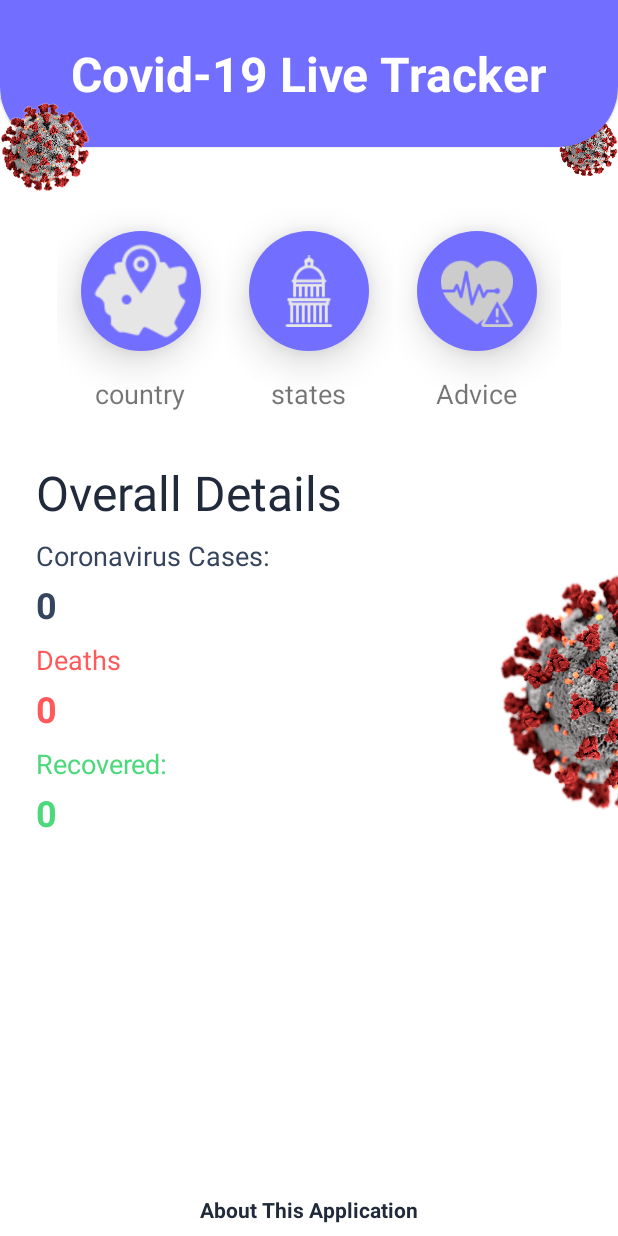
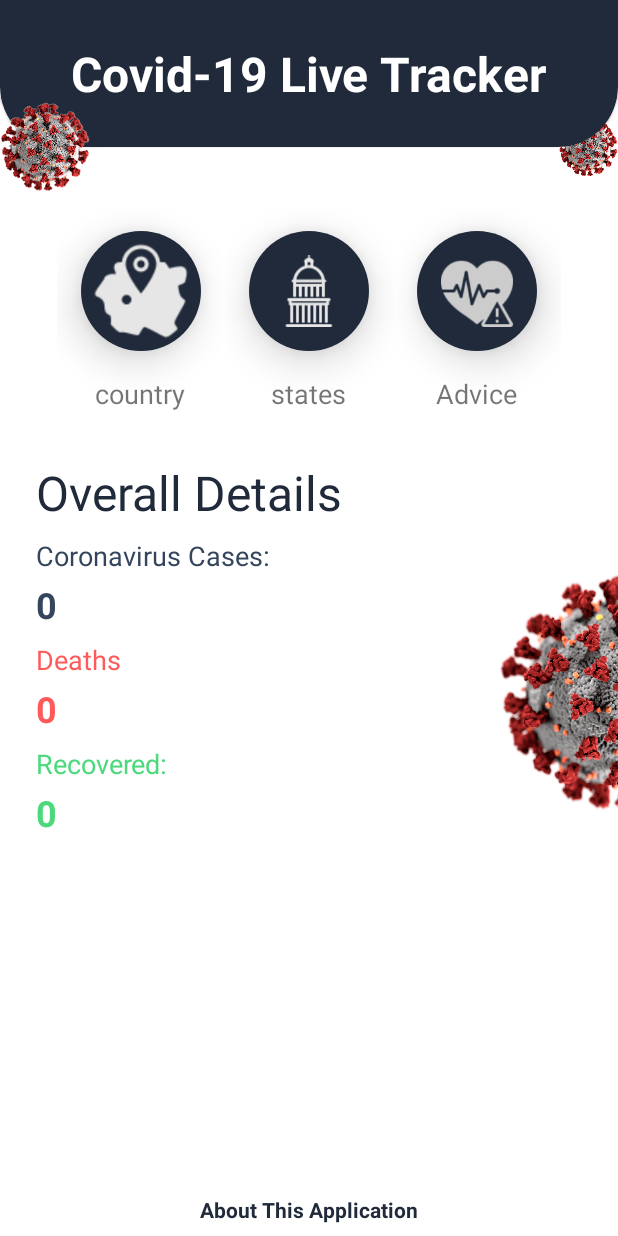
Before and after one commit to myprivateproject02/COVID-19_Tracker, an Android app: the screen it shows after launch (HomeActivity), on a phone screen of 412 x 824 dp. Run offline under Robolectric (Android 15) with nearby library versions, the phone set to English and light mode, and no system bars; our stand-ins replace Dagger/Hilt's generated code; Roboto replaces fonts that are not available here; 5 statements that could not run were skipped.

Commit message:
update color.

```diff
--- a/app/src/main/res/layout/fragment_country.xml
+++ b/app/src/main/res/layout/fragment_country.xml
@@ -43,7 +43,7 @@
         style="@style/CustomCardViewStyle"
         android:layout_width="match_parent"
         android:layout_height="wrap_content"
-        android:backgroundTint="@color/purpely"
+        android:backgroundTint="@color/darck"
         app:layout_constraintEnd_toEndOf="parent"
         app:layout_constraintHorizontal_bias="0.5"
         app:layout_constraintStart_toStartOf="parent"
--- a/app/src/main/res/layout/fragment_home.xml
+++ b/app/src/main/res/layout/fragment_home.xml
@@ -12,7 +12,7 @@
         style="@style/CustomCardViewStyle"
         android:layout_width="match_parent"
         android:layout_height="wrap_content"
-        android:backgroundTint="@color/purpely"
+        android:backgroundTint="@color/darck"
         app:layout_constraintEnd_toEndOf="parent"
         app:layout_constraintStart_toStartOf="parent"
         app:layout_constraintTop_toTopOf="parent">
@@ -82,7 +82,7 @@
                         android:layout_height="80dp"
                         android:layout_margin="16dp"
                         android:background="@drawable/circular_shape"
-                        android:backgroundTint="@color/purpely"
+                        android:backgroundTint="@color/darck"
                         android:elevation="16dp">
 
                         <ImageView
@@ -119,7 +119,7 @@
                         android:layout_height="80dp"
                         android:layout_margin="16dp"
                         android:background="@drawable/circular_shape"
-                        android:backgroundTint="@color/purpely"
+                        android:backgroundTint="@color/darck"
                         android:elevation="16dp">
 
                         <ImageView
@@ -157,7 +157,7 @@
                         android:layout_height="80dp"
                         android:layout_margin="16dp"
                         android:background="@drawable/circular_shape"
-                        android:backgroundTint="@color/purpely"
+                        android:backgroundTint="@color/darck"
                         android:elevation="16dp">
 
                         <ImageView
--- a/app/src/main/res/values/styles.xml
+++ b/app/src/main/res/values/styles.xml
@@ -3,7 +3,7 @@
     <style name="AppTheme" parent="Theme.MaterialComponents.Light.NoActionBar">
         <!-- Customize your theme here. -->
         <item name="colorPrimary">@color/darck</item>
-        <item name="colorPrimaryDark">@color/purpely</item>
+        <item name="colorPrimaryDark">@color/darck</item>
         <item name="colorAccent">@color/lightGreen</item>
         <!--        <item name="android:windowDrawsSystemBarBackgrounds">true</item>-->
         <!--        <item name="android:statusBarColor">@color/colorPrimaryDark</item>-->
```
